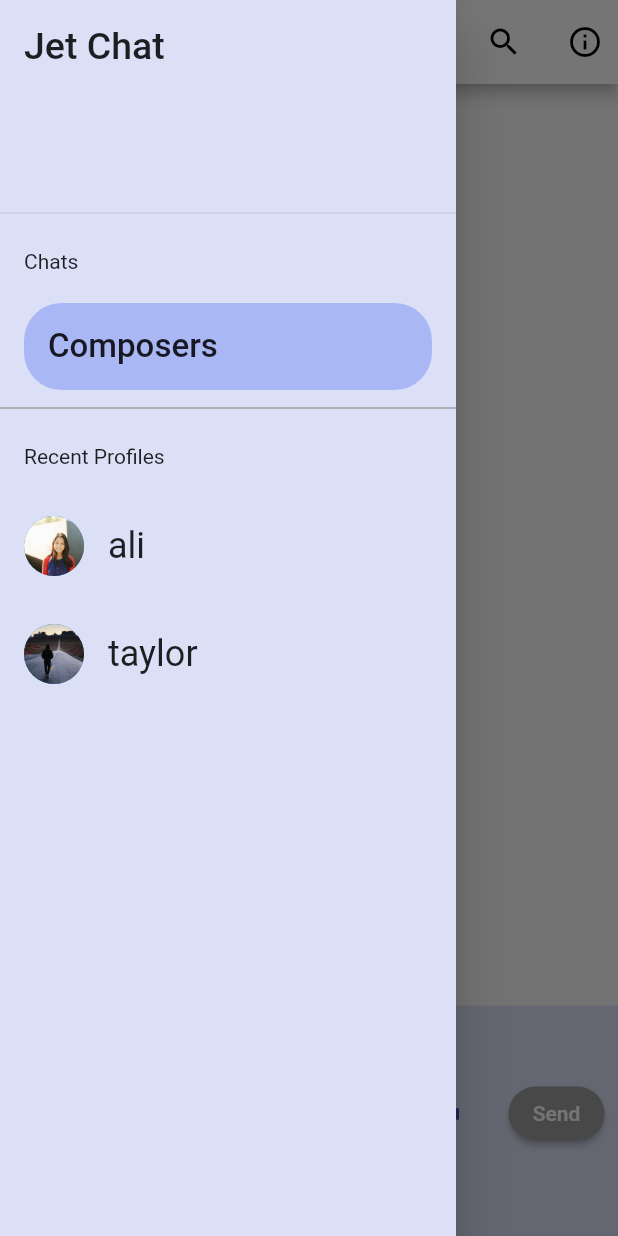
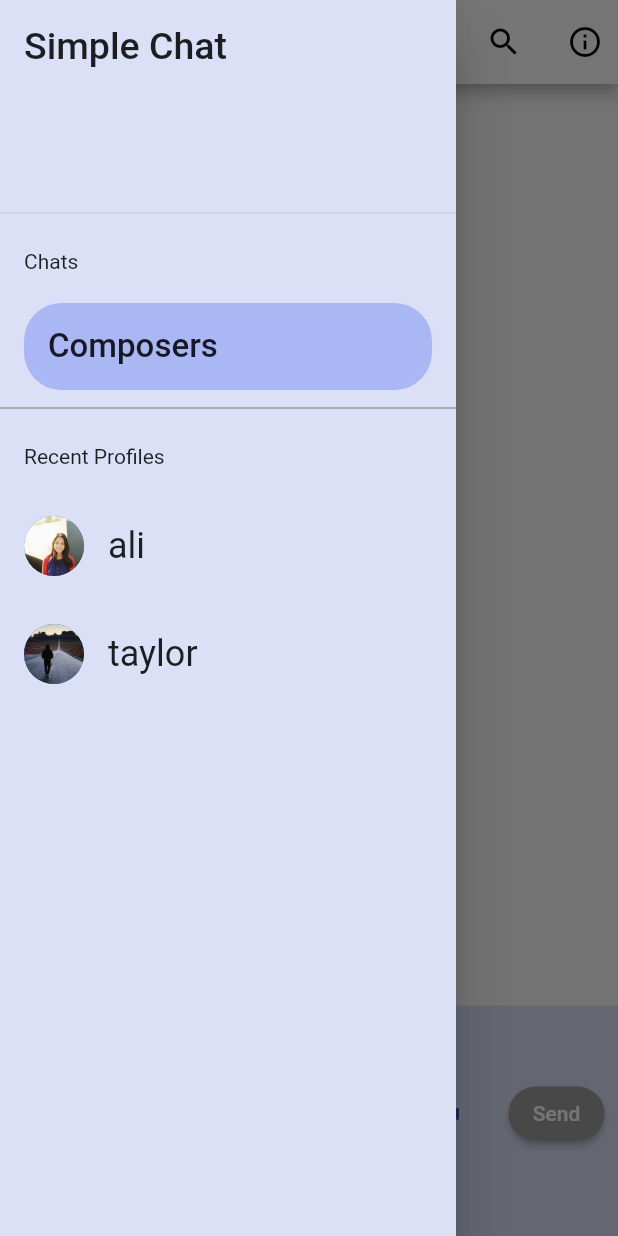
Before and after one commit to njw9108/google_compose_flutter_clone, a Flutter app: the screen it shows after launch, with the side drawer open, on a phone screen of 412 x 824 dp. Run offline on Flutter 3.47's test engine with Material 2 defaults, Android fonts, the phone set to English and light mode, and no system bars; our stand-ins replace cloud_firestore, emoji_picker_flutter, equatable, firebase_core, freezed_annotation, sqflite; accounts and stored records are empty; generated files the repository leaves out were written again.

Commit message:
프로젝트 이름 변경

```diff
--- a/jet_chat_clone_2/lib/presentation/chat/chat_screen.dart
+++ b/jet_chat_clone_2/lib/presentation/chat/chat_screen.dart
@@ -232,7 +232,7 @@ class _ChatScreenState extends State<ChatScreen> {
                 //padding: EdgeInsets.all(8),
                 decoration: BoxDecoration(),
                 child: Text(
-                  'Jet Chat',
+                  'Simple Chat',
                   style: TextStyle(fontSize: 25),
                 ),
               ),
```
Also changed, not shown: 2 other files.
